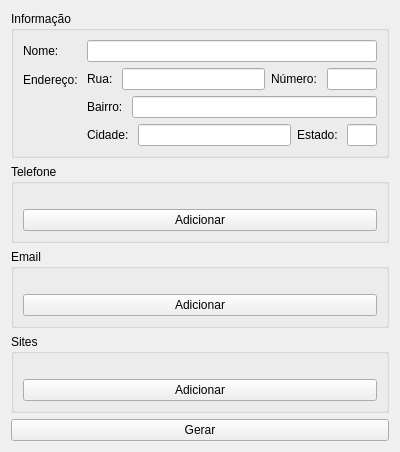
Old version of the form cpp/form/vCardCreateForm.ui in the repository mathbarc/qrcode_generator.
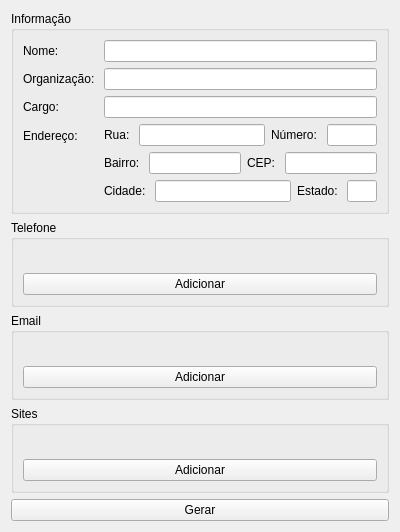
New version of the form.

```diff
--- a/cpp/form/vCardCreateForm.ui
+++ b/cpp/form/vCardCreateForm.ui
@@ -7,7 +7,7 @@
     <x>0</x>
     <y>0</y>
     <width>400</width>
-    <height>452</height>
+    <height>515</height>
    </rect>
   </property>
   <property name="windowTitle">
@@ -30,14 +30,14 @@
       <item row="0" column="1">
        <widget class="QLineEdit" name="lineEdit_name"/>
       </item>
-      <item row="1" column="0">
+      <item row="3" column="0">
        <widget class="QLabel" name="label_2">
         <property name="text">
          <string>Endereço: </string>
         </property>
        </widget>
       </item>
-      <item row="1" column="1">
+      <item row="3" column="1">
        <layout class="QVBoxLayout" name="verticalLayout_2">
         <item>
          <layout class="QHBoxLayout" name="horizontalLayout_3">
@@ -80,7 +80,17 @@
            </widget>
           </item>
           <item>
-           <widget class="QLineEdit" name="lineEdit_3"/>
+           <widget class="QLineEdit" name="lineEdit_bairro"/>
+          </item>
+          <item>
+           <widget class="QLabel" name="label_10">
+            <property name="text">
+             <string>CEP: </string>
+            </property>
+           </widget>
+          </item>
+          <item>
+           <widget class="QLineEdit" name="lineEdit_cep"/>
           </item>
          </layout>
         </item>
@@ -120,6 +130,26 @@
         </item>
        </layout>
       </item>
+      <item row="1" column="0">
+       <widget class="QLabel" name="label_8">
+        <property name="text">
+         <string>Organização: </string>
+        </property>
+       </widget>
+      </item>
+      <item row="1" column="1">
+       <widget class="QLineEdit" name="lineEdit_org"/>
+      </item>
+      <item row="2" column="0">
+       <widget class="QLabel" name="label_9">
+        <property name="text">
+         <string>Cargo: </string>
+        </property>
+       </widget>
+      </item>
+      <item row="2" column="1">
+       <widget class="QLineEdit" name="lineEdit_cargo"/>
+      </item>
      </layout>
     </widget>
    </item>
@@ -137,6 +167,7 @@
           <verstretch>0</verstretch>
          </sizepolicy>
         </property>
+        <layout class="QVBoxLayout" name="verticalLayout_6"/>
        </widget>
       </item>
       <item>
@@ -156,7 +187,9 @@
      </property>
      <layout class="QVBoxLayout" name="verticalLayout_3">
       <item>
-       <widget class="QWidget" name="widget_email" native="true"/>
+       <widget class="QWidget" name="widget_email" native="true">
+        <layout class="QVBoxLayout" name="verticalLayout_7"/>
+       </widget>
       </item>
       <item>
        <widget class="QPushButton" name="pushButton">
@@ -175,7 +208,9 @@
      </property>
      <layout class="QVBoxLayout" name="verticalLayout_5">
       <item>
-       <widget class="QWidget" name="widget_sites" native="true"/>
+       <widget class="QWidget" name="widget_sites" native="true">
+        <layout class="QVBoxLayout" name="verticalLayout_8"/>
+       </widget>
       </item>
       <item>
        <widget class="QPushButton" name="pushButton_3">
```
Left out of the diff: 23 changed lines with no effect on the pictures.
